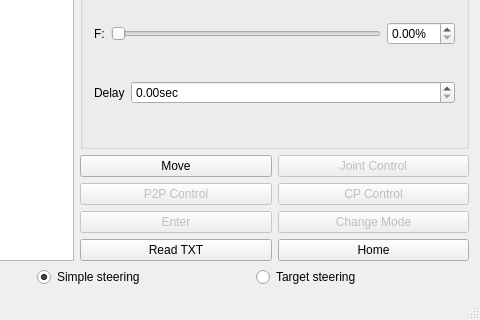
This is core/mainwindow.ui in kmolLin/robotic_control as Qt 5 draws it before an edit; both pictures show x 413 to 893 and y 356 to 676 of the 893 by 676 pixel window. The edited form follows.
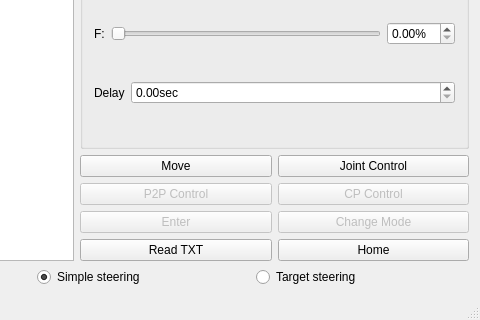
This is the edited form.

```diff
--- a/core/mainwindow.ui
+++ b/core/mainwindow.ui
@@ -477,7 +477,7 @@
               <item>
                <widget class="QPushButton" name="joint_ctr_btn">
                 <property name="enabled">
-                 <bool>false</bool>
+                 <bool>true</bool>
                 </property>
                 <property name="text">
                  <string>Joint Control</string>
```
